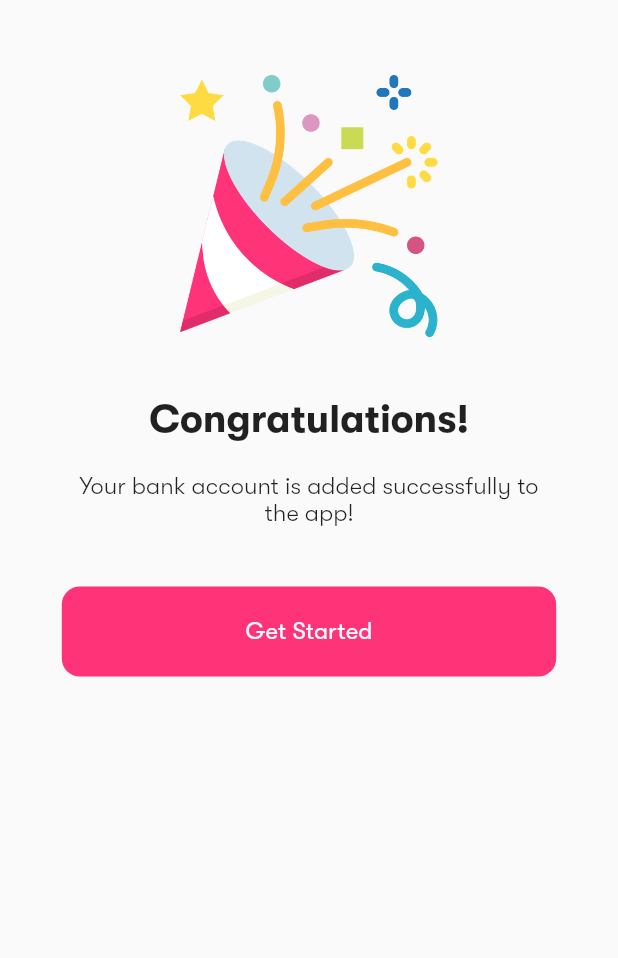
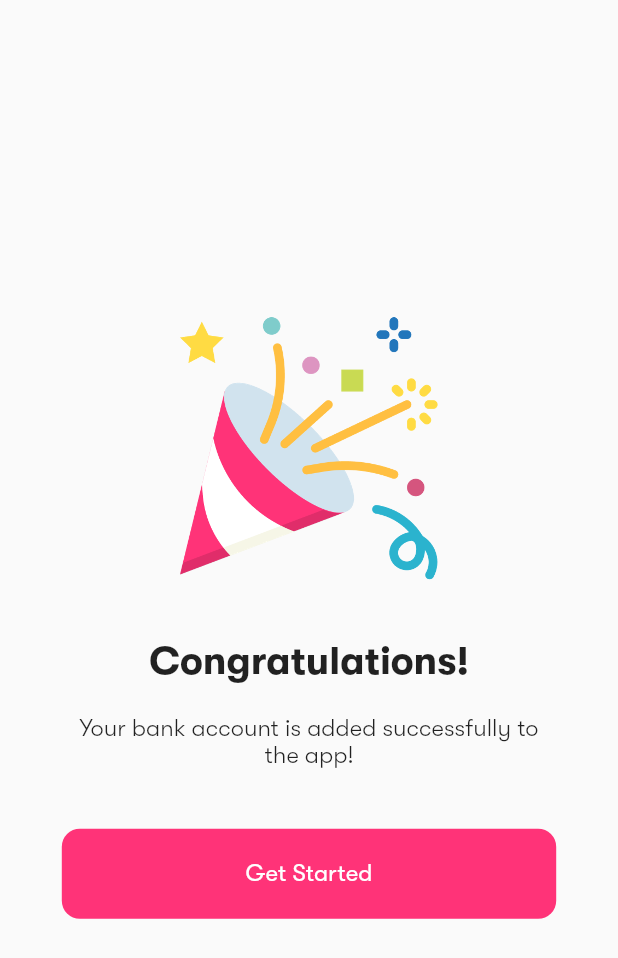
Before and after one commit to fluttertraining/Life-Monitor, a Flutter app: the AddBankSuccessScreen screen opened by its route, on a phone screen of 412 x 824 dp. Shown: the top 958 px of the screen. Run offline on Flutter 3.47's test engine with Material 2 defaults, Android fonts, the phone set to English and light mode, and no system bars; missing offline and left inert: keyboard_visibility.

Commit message:
center the congratulations

```diff
--- a/lib/screens/add_bank_success.dart
+++ b/lib/screens/add_bank_success.dart
@@ -6,13 +6,11 @@ class AddBankSuccessScreen extends StatelessWidget {
   @override
   Widget build(BuildContext context) {
     return Scaffold(
-      body: SafeArea(
-        child: Container(
-          child: ListView(
-            children: <Widget>[
-              Column(
-                children: <Widget>[
-                  SizedBox(height: 50),
+      body: Container(
+        height: MediaQuery.of(context).size.height,
+        child: Column(
+          mainAxisAlignment: MainAxisAlignment.center,
+          children: [
             Image.asset(
               'assets/images/confetti.png',
               height: 175,
@@ -47,12 +45,11 @@ class AddBankSuccessScreen extends StatelessWidget {
               ),
               width: MediaQuery.of(context).size.width * .8,
               height: 60,
-                    onTap: () {},
-                  )
-                ],
+              onTap: () {
+                Navigator.of(context).pop();
+              },
             ),
           ],
-          ),
         ),
       ),
     );
```
Lines whose indentation alone changed are shown as unchanged.
